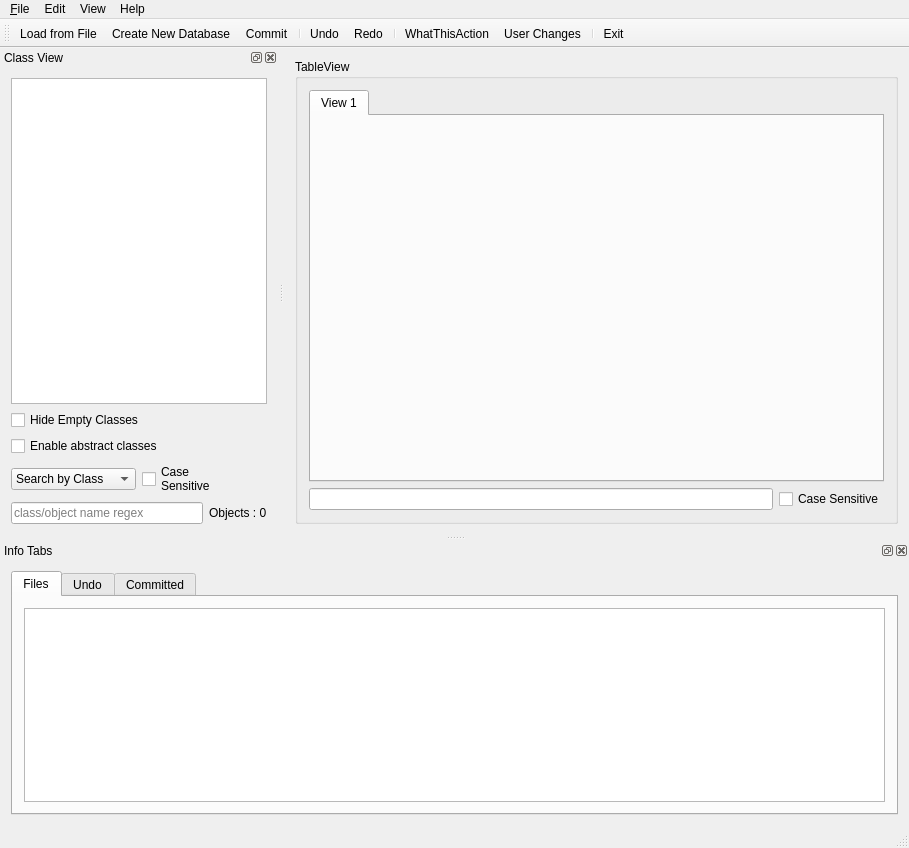
The window that ui/DBE.ui (DUNE-DAQ/dbe) describes before a commit, drawn with Qt 5.
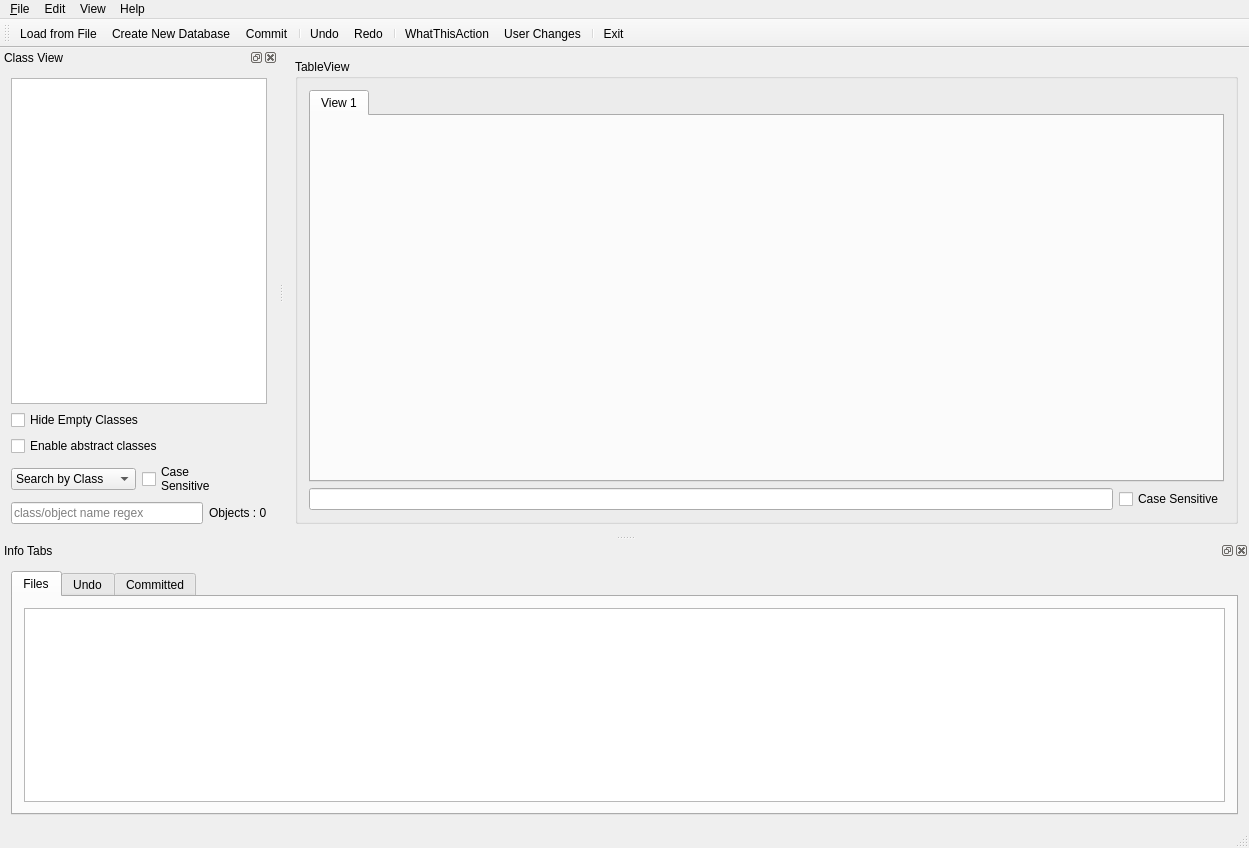
The same window after the commit. Icons and pictures are not drawn. Custom widgets are drawn as their Qt base class.

```diff
--- a/ui/DBE.ui
+++ b/ui/DBE.ui
@@ -6,7 +6,7 @@
    <rect>
     <x>0</x>
     <y>0</y>
-    <width>909</width>
+    <width>1249</width>
     <height>848</height>
    </rect>
   </property>
@@ -112,7 +112,7 @@
     <rect>
      <x>0</x>
      <y>0</y>
-     <width>909</width>
+     <width>1249</width>
      <height>23</height>
     </rect>
    </property>
```
Left out of the diff: 9 changed lines with no effect on the pictures.
